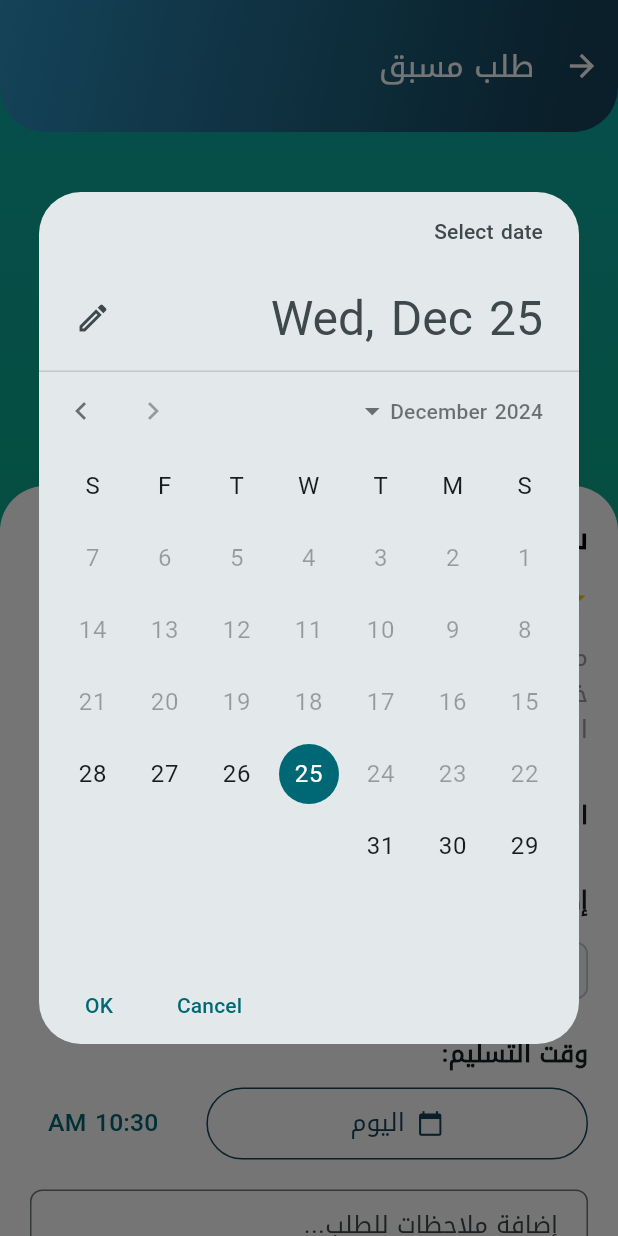
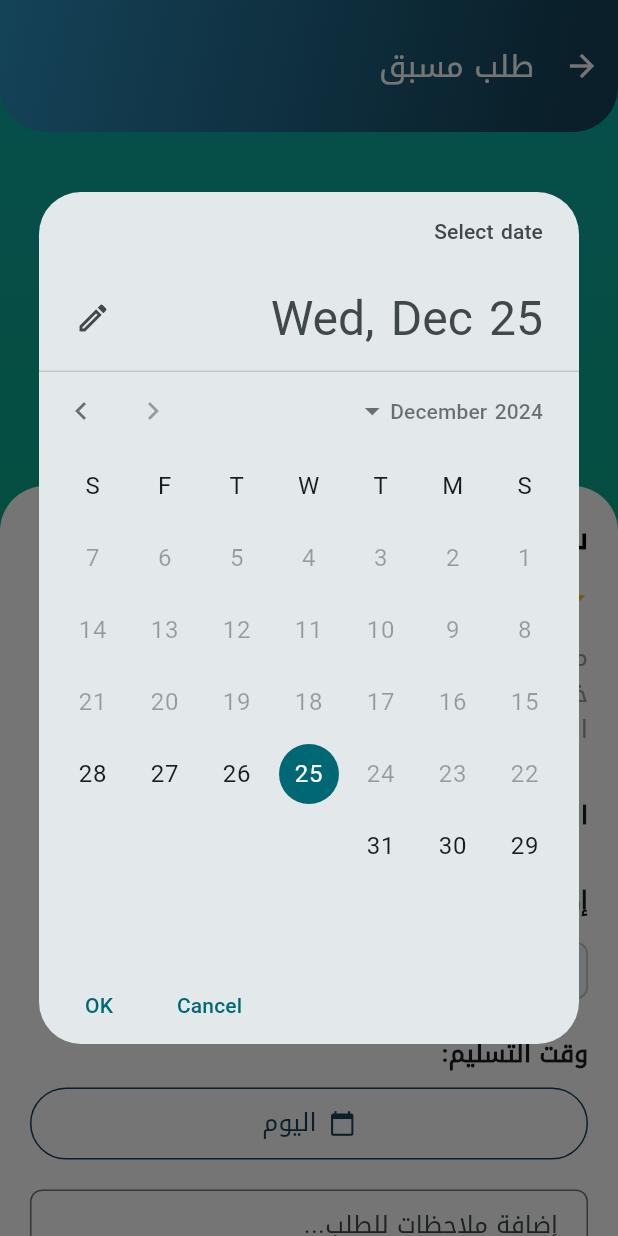
Before and after one commit to adzhrani01/maqsaf, a Flutter app: the DetailsOrderScreen screen opened directly, after a tap on the "add" icon, after a tap on "اليوم", on a phone screen of 412 x 824 dp. Run offline on Flutter 3.47's test engine with Material 3 defaults, Android fonts, the phone set to English and light mode, and no system bars; our stand-ins replace table_calendar.

Commit message:
Initial commit

```diff
--- a/lib/screens/details_order_screen.dart
+++ b/lib/screens/details_order_screen.dart
@@ -301,14 +301,6 @@ class _DetailsOrderScreenState extends State<DetailsOrderScreen> {
                 ),
               ),
             ),
-            const SizedBox(width: 20),
-            TextButton(
-              onPressed: () => _selectTime(context),
-              child: Text(
-                selectedTime.format(context),
-                style: TextStyle(fontSize: width * 0.04),
-              ),
-            ),
           ],
         ),
       ],
@@ -467,7 +459,7 @@ class _DetailsOrderScreenState extends State<DetailsOrderScreen> {
                                           color: Colors.grey[600]),
                                       const SizedBox(width: 8),
                                       Text(
-                                        'موعد التسليم: $selectedDate - ${selectedTime.format(context)}',
+                                        'موعد التسليم: $selectedDate',
                                         style: TextStyle(
                                           fontSize: width * 0.04,
                                           color: Colors.grey[600],
@@ -480,7 +472,6 @@ class _DetailsOrderScreenState extends State<DetailsOrderScreen> {
                             ),
                             const SizedBox(height: 20),
 
-                            // Total Price
                             Container(
                               padding: const EdgeInsets.all(16),
                               decoration: BoxDecoration(
```
